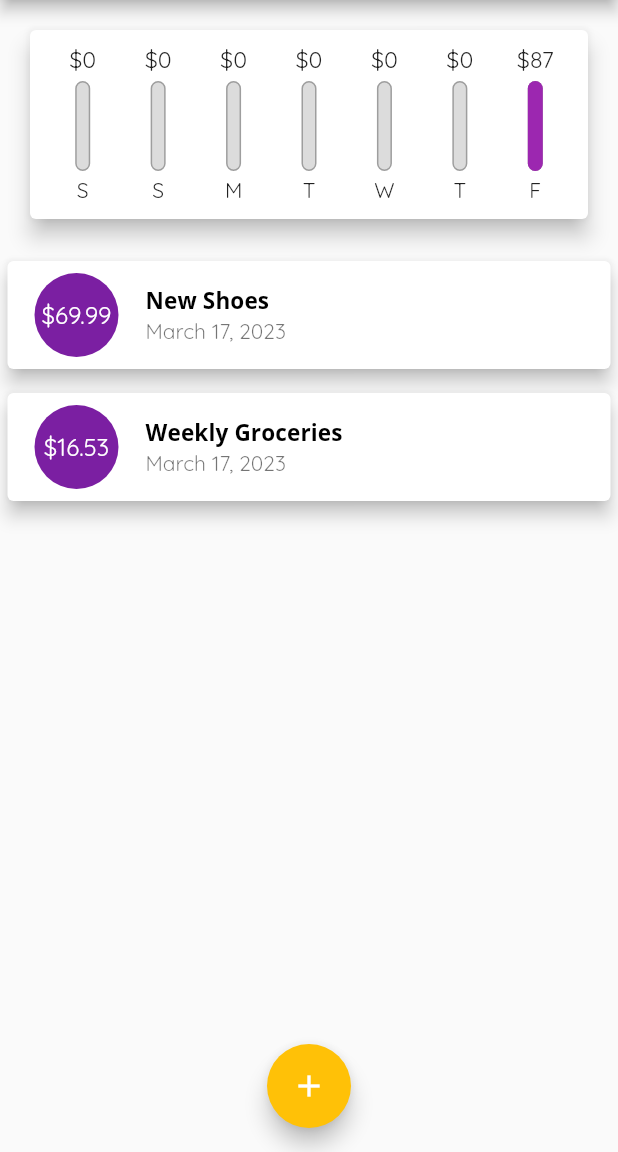
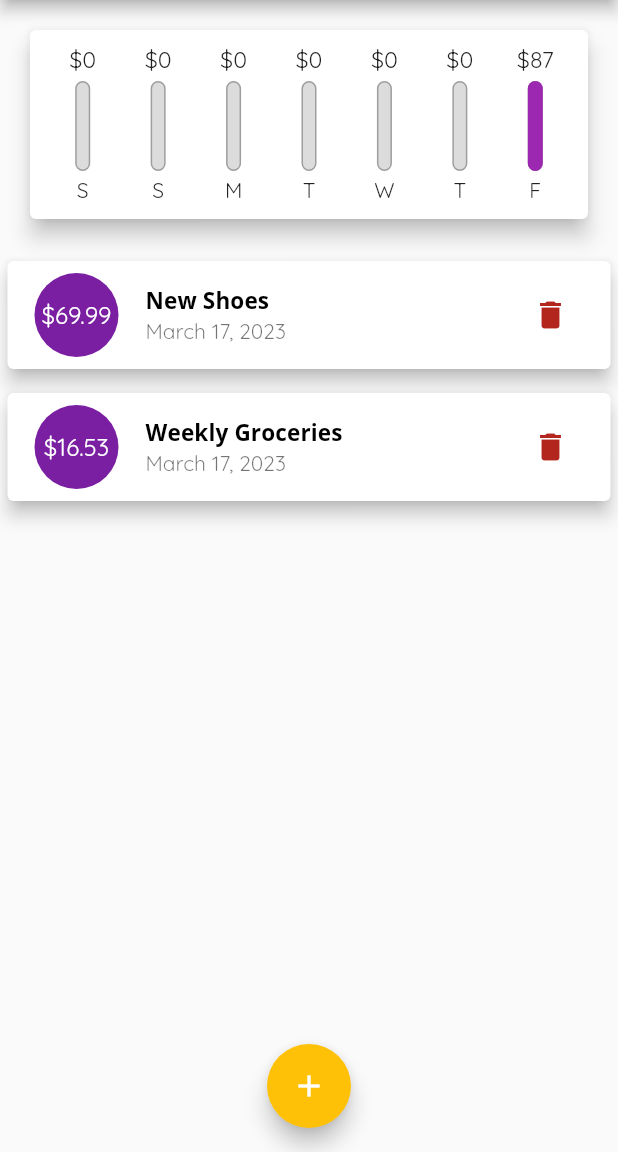
Before and after one commit to bra-alex/Flutter, a Flutter app: the screen it shows after launch, on a phone screen of 412 x 824 dp, the part 84-1236 px from its top. Run offline on Flutter 3.47's test engine with Material 2 defaults, Android fonts, the phone set to English and light mode, and no system bars; our stand-ins replace audioplayers.

Commit message:
Add delete btn

```diff
--- a/academind/personal_expenses/lib/main.dart
+++ b/academind/personal_expenses/lib/main.dart
@@ -101,6 +101,12 @@ class _MyHomePageState extends State<MyHomePage> {
     );
   }
 
+  void _deleteTransaction(String id) {
+    setState(() {
+      _userTransactions.removeWhere((transaction) => transaction.id == id);
+    });
+  }
+
   @override
   Widget build(BuildContext context) {
     return Scaffold(
@@ -120,7 +126,10 @@ class _MyHomePageState extends State<MyHomePage> {
           crossAxisAlignment: CrossAxisAlignment.stretch,
           children: [
             Chart(_recentTransactions),
-            TransactionList(_userTransactions),
+            TransactionList(
+              _userTransactions,
+              deleteTransaction: _deleteTransaction,
+            ),
           ],
         ),
       ),
--- a/academind/personal_expenses/lib/widgets/transaction_list.dart
+++ b/academind/personal_expenses/lib/widgets/transaction_list.dart
@@ -3,9 +3,12 @@ import 'package:flutter/material.dart';
 import 'package:personal_expenses/models/transaction.dart';
 
 class TransactionList extends StatelessWidget {
-  const TransactionList(this.transactions, {super.key});
+  const TransactionList(this.transactions,
+      {super.key, required this.deleteTransaction});
 
+  final Function deleteTransaction;
   final List<Transaction> transactions;
+
   @override
   Widget build(BuildContext context) {
     return SizedBox(
@@ -47,7 +50,8 @@ class TransactionList extends StatelessWidget {
                           padding: const EdgeInsets.all(6),
                           child: FittedBox(
                             child: Text(
-                                '\$${transactions[index].amount.toStringAsFixed(2)}'),
+                              '\$${transactions[index].amount.toStringAsFixed(2)}',
+                            ),
                           ),
                         ),
                       ),
@@ -56,50 +60,15 @@ class TransactionList extends StatelessWidget {
                         style: Theme.of(context).textTheme.titleSmall,
                       ),
                       subtitle: Text(
-                          DateFormat.yMMMMd().format(transactions[index].date)),
-                    ),
-                  );
-                  Card(
-                    child: Row(
-                      children: [
-                        Container(
-                          margin: const EdgeInsets.symmetric(
-                            vertical: 10,
-                            horizontal: 15,
-                          ),
-                          padding: const EdgeInsets.all(10),
-                          decoration: BoxDecoration(
-                            border: Border.all(
-                              color: Theme.of(context).primaryColor,
-                              width: 2,
-                            ),
-                          ),
-                          child: Text(
-                            '\$${transactions[index].amount.toStringAsFixed(2)}',
-                            style: TextStyle(
-                              fontWeight: FontWeight.bold,
-                              fontSize: 20,
-                              color: Theme.of(context).primaryColor,
-                            ),
-                          ),
-                        ),
-                        Column(
-                          crossAxisAlignment: CrossAxisAlignment.start,
-                          children: [
-                            Text(
-                              transactions[index].title,
-                              style: Theme.of(context).textTheme.titleSmall,
-                            ),
-                            Text(
-                              DateFormat.yMMMMd()
-                                  .format(transactions[index].date),
-                              style: const TextStyle(
-                                color: Colors.grey,
-                              ),
-                            ),
-                          ],
-                        )
-                      ],
+                        DateFormat.yMMMMd().format(transactions[index].date),
+                      ),
+                      trailing: IconButton(
+                        onPressed: () {
+                          deleteTransaction(transactions[index].id);
+                        },
+                        icon: const Icon(Icons.delete),
+                        color: Theme.of(context).colorScheme.error,
+                      ),
                     ),
                   );
                 },
```
